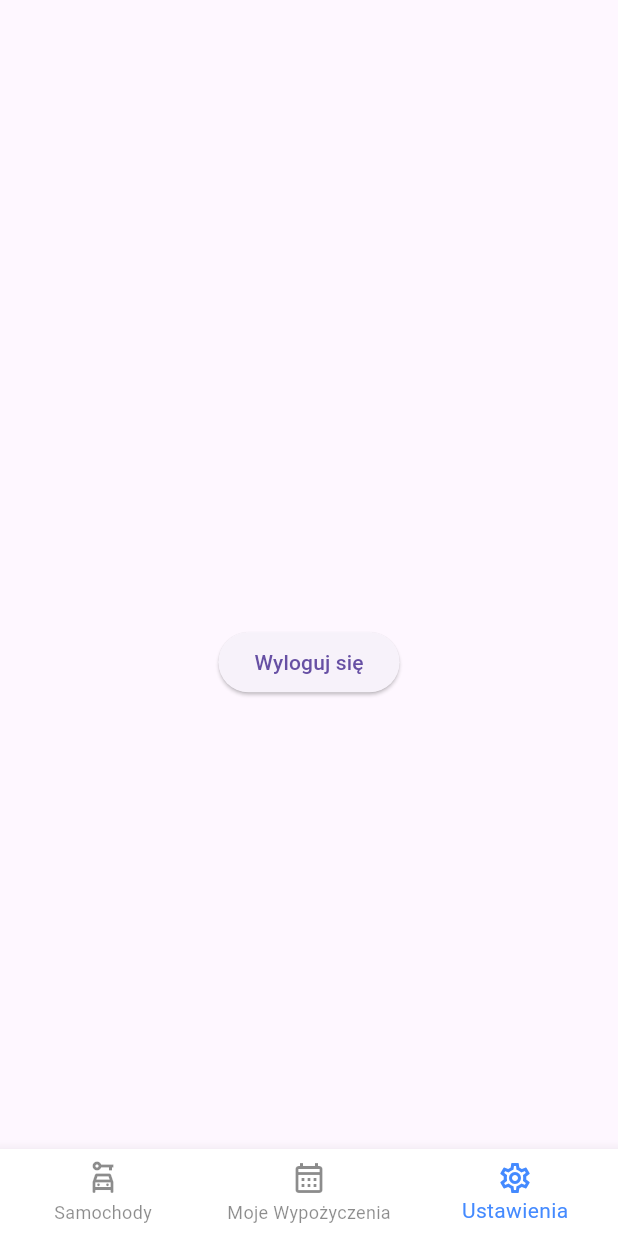
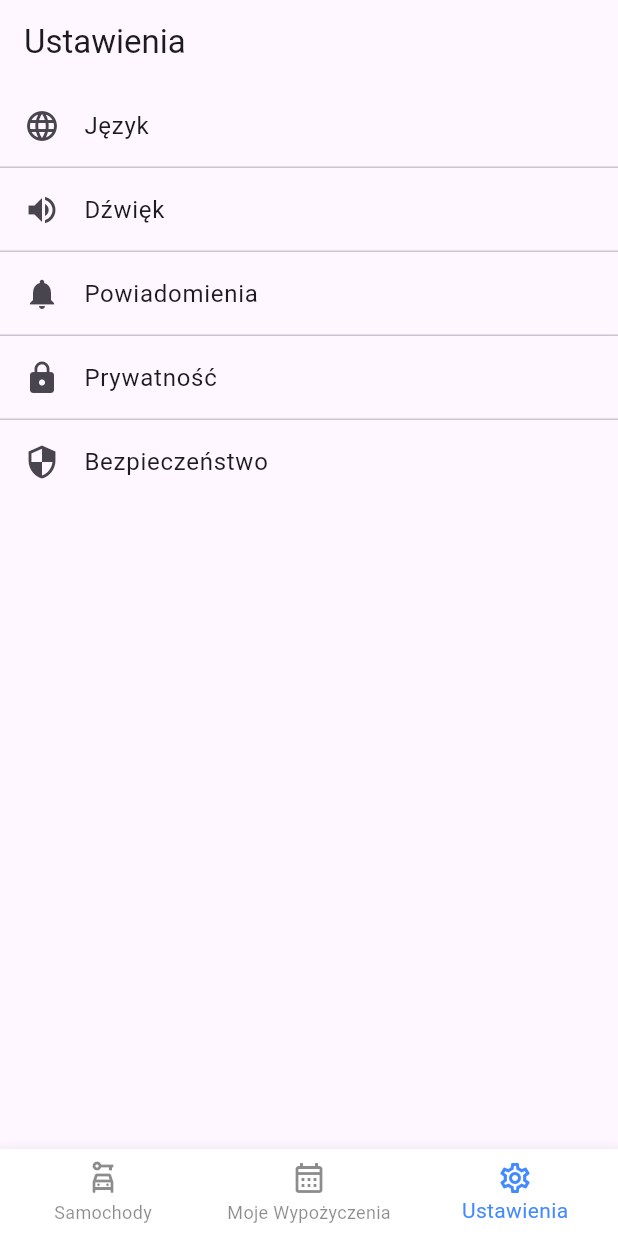
Before and after one commit to JakubKolodziej21/carrently, a Flutter app: the screen it shows once a user with an empty profile is signed in, item 3 of the bottom bar chosen, on a phone screen of 412 x 824 dp. Run offline on Flutter 3.47's test engine with Material 3 defaults, Android fonts, the light colour scheme and no system bars; our stand-ins replace cloud_firestore, firebase_auth, firebase_core, firebase_storage, google_fonts, table_calendar; accounts and stored records are empty.

Commit message:
TempSettingPanel

```diff
--- a/lib/pages/myhomepage.dart
+++ b/lib/pages/myhomepage.dart
@@ -1,6 +1,7 @@
 
 import 'package:carrently/pages/cars.dart';
 import 'package:carrently/pages/home_page.dart';
+import 'package:carrently/pages/settings.dart';
 import 'package:flutter/material.dart';
 
 
@@ -21,7 +22,7 @@ class _MyHomePageState extends State<MyHomePage> {
     screens = [
       CarsListScreen(),
       HomePage(),
-      HomePage(),
+      SettingsScreen(),
 
     ];
     super.initState();
--- /dev/null
+++ b/lib/pages/settings.dart
@@ -0,0 +1,56 @@
+
+
+import 'package:flutter/material.dart';
+
+class SettingsScreen extends StatelessWidget {
+  @override
+  Widget build(BuildContext context) {
+    return Scaffold(
+      appBar: AppBar(
+        title: Text('Ustawienia'),
+      ),
+      body: ListView(
+        children: ListTile.divideTiles(
+          context: context,
+          tiles: [
+            ListTile(
+              leading: Icon(Icons.language),
+              title: Text('Język'),
+              onTap: () {
+                // Dodaj logikę zmiany języka
+              },
+            ),
+            ListTile(
+              leading: Icon(Icons.volume_up),
+              title: Text('Dźwięk'),
+              onTap: () {
+                // Dodaj logikę zmiany głośności
+              },
+            ),
+            ListTile(
+              leading: Icon(Icons.notifications),
+              title: Text('Powiadomienia'),
+              onTap: () {
+                // Dodaj logikę konfiguracji powiadomień
+              },
+            ),
+            ListTile(
+              leading: Icon(Icons.lock),
+              title: Text('Prywatność'),
+              onTap: () {
+                // Dodaj logikę ochrony prywatności
+              },
+            ),
+            ListTile(
+              leading: Icon(Icons.security),
+              title: Text('Bezpieczeństwo'),
+              onTap: () {
+                // Dodaj logikę zmiany hasła i opcji bezpieczeństwa
+              },
+            ),
+          ],
+        ).toList(),
+      ),
+    );
+  }
+}
```
